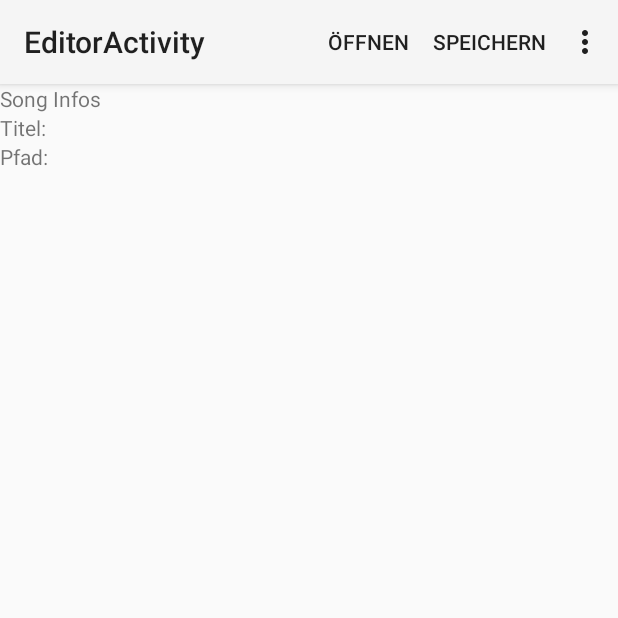
After one commit to ndrnml/DanceBotEditor, an Android app: the EditorActivity screen opened directly, with no data from a screen before it, on a phone screen of 412 x 824 dp, the top half of it. The commit adds this screen. Run offline under Robolectric (Android 15) with nearby library versions, the phone set to English and light mode, and no system bars.

Commit message:
manual cleanup

```diff
--- /dev/null
+++ b/app/src/main/java/ch/ethz/asl/dancebots/danceboteditor/EditorActivity.java
@@ -0,0 +1,111 @@
+package ch.ethz.asl.dancebots.danceboteditor;
+
+import android.app.Activity;
+import android.content.Intent;
+import android.os.Bundle;
+import android.util.Log;
+import android.view.Menu;
+import android.view.MenuItem;
+import android.widget.TextView;
+
+
+public class EditorActivity extends Activity {
+
+    private static final String LOG_TAG = "EDITOR_ACTIVITY";
+
+    private static final int PICK_SONG_REQUEST = 1;
+
+    private MusicFile mMusicFile;
+
+    @Override
+    protected void onCreate(Bundle savedInstanceState) {
+        super.onCreate(savedInstanceState);
+        setContentView(R.layout.activity_editor);
+
+        // TODO: getActionBar().setDisplayHomeAsUpEnabled(true);
+
+        Intent mediaLibraryIntent = new Intent(this, MediaLibraryActivity.class);
+        startActivityForResult(mediaLibraryIntent, PICK_SONG_REQUEST);
+
+        // TODO: initialize media player
+        // TODO: initialize native sound handler
+
+
+    }
+
+    @Override
+    protected void onStart() {
+        super.onStart();
+
+        // TODO: DO all initialization stuff here?
+    }
+
+    @Override
+    protected void onActivityResult(int requestCode, int resultCode, Intent data) {
+
+        // Check which request we're responding to
+        if (requestCode == PICK_SONG_REQUEST) {
+            // Make sure the request was successful
+            if (resultCode == RESULT_OK) {
+
+                String songTitle = data.getStringExtra("TITLE_ARTIST");
+                String songPath = data.getStringExtra("PATH");
+
+                Log.v(LOG_TAG, "title: " + songTitle);
+                Log.v(LOG_TAG, "path: " + songPath);
+
+                // Selected music file
+                mMusicFile = new MusicFile(songTitle, songPath);
+
+                // Update music file information
+                TextView currSong = (TextView) findViewById(R.id.txt_song_title_id);
+                currSong.setText(songTitle);
+                TextView currDir = (TextView) findViewById(R.id.txt_song_path_id);
+                currDir.setText(songPath);
+
+                // TODO: open and decode mp3 file
+
+                // TODO: extract beats
+
+            } else {
+
+                // TODO
+                // resultCode == RESULT_CANCEL
+                Log.v(LOG_TAG, "resultCode != RESULT_OK");
+            }
+        }
+    }
+
+    @Override
+    public boolean onCreateOptionsMenu(Menu menu) {
+        // Inflate the menu; this adds items to the action bar if it is present.
+        getMenuInflater().inflate(R.menu.menu_editor, menu);
+        return true;
+    }
+
+    @Override
+    public boolean onOptionsItemSelected(MenuItem item) {
+        // Handle action bar item clicks here. The action bar will
+        // automatically handle clicks on the Home/Up button, so long
+        // as you specify a parent activity in AndroidManifest.xml.
+        int id = item.getItemId();
+
+        // TODO: Handle all menu actions
+        switch (id) {
+
+            case R.id.editor_action_open:
+
+                Intent mediaLibraryIntent = new Intent(this, MediaLibraryActivity.class);
+                startActivityForResult(mediaLibraryIntent, PICK_SONG_REQUEST);
+                return true;
+
+            case R.id.editor_action_save:
+
+                return true;
+
+            default:
+                return super.onOptionsItemSelected(item);
+        }
+    }
+
+}
--- /dev/null
+++ b/app/src/main/res/layout/activity_editor.xml
@@ -0,0 +1,31 @@
+<LinearLayout xmlns:android="http://schemas.android.com/apk/res/android"
+    xmlns:tools="http://schemas.android.com/tools"
+    android:layout_width="match_parent"
+    android:layout_height="match_parent"
+    android:orientation="vertical"
+    tools:context="ch.ethz.asl.dancebots.danceboteditor.EditorActivity">
+
+    <!-- TODO: Maybe better to make table view -->
+    <TextView
+        android:text="@string/txt_title_song_infos"
+        android:layout_width="wrap_content"
+        android:layout_height="wrap_content" />
+
+    <TextView
+        android:text="@string/txt_song_title"
+        android:layout_width="wrap_content"
+        android:layout_height="wrap_content"
+        android:id="@+id/txt_song_title_id" />
+
+    <TextView
+        android:text="@string/txt_song_path"
+        android:layout_width="wrap_content"
+        android:layout_height="wrap_content"
+        android:id="@+id/txt_song_path_id" />
+
+    <HorizontalScrollView
+        android:layout_width="match_parent"
+        android:layout_height="match_parent"
+        android:id="@+id/horizontalScrollView" />
+
+</LinearLayout>
--- /dev/null
+++ b/app/src/main/res/menu/menu_editor.xml
@@ -0,0 +1,20 @@
+<menu xmlns:android="http://schemas.android.com/apk/res/android"
+    xmlns:tools="http://schemas.android.com/tools"
+    tools:context="ch.ethz.asl.dancebots.danceboteditor.EditorActivity">
+
+    <item
+        android:id="@+id/editor_action_open"
+        android:title="@string/menu_editor_txt_open_music_file"
+        android:showAsAction="ifRoom" />
+
+    <item
+        android:id="@+id/editor_action_save"
+        android:title="@string/menu_editor_txt_save_music_file"
+        android:showAsAction="ifRoom" />
+
+    <item
+        android:id="@+id/action_settings"
+        android:title="@string/action_settings"
+        android:orderInCategory="100"
+        android:showAsAction="never" />
+</menu>
--- a/app/src/main/res/values/strings.xml
+++ b/app/src/main/res/values/strings.xml
@@ -3,4 +3,12 @@
 
     <string name="hello_world">Hello world!</string>
     <string name="action_settings">Settings</string>
+    <string name="btn_txt_open_media_library">Mediathek öffnen</string>
+    <string name="activity_label_media_library">medialibraryactivity</string>
+    <string name="title_activity_editor">EditorActivity</string>
+    <string name="txt_title_song_infos">Song Infos</string>
+    <string name="txt_song_title">Titel:</string>
+    <string name="txt_song_path">Pfad:</string>
+    <string name="menu_editor_txt_open_music_file">Öffnen</string>
+    <string name="menu_editor_txt_save_music_file">Speichern</string>
 </resources>
```
Also changed, not shown: app/src/main/AndroidManifest.xml (+15 -0 lines), app/src/main/java/ch/ethz/asl/dancebots/danceboteditor/MainActivity.java (+42 -0 lines), app/src/main/java/ch/ethz/asl/dancebots/danceboteditor/MediaLibraryActivity.java (added, +98 -0 lines), app/src/main/java/ch/ethz/asl/dancebots/danceboteditor/MusicFile.java (added, +16 -0 lines), app/src/main/java/ch/ethz/asl/dancebots/danceboteditor/SongListAdapter.java (added, +73 -0 lines), app/src/main/res/layout/activity_main.xml (+21 -9 lines), app/src/main/res/layout/activity_media_library.xml (added, +13 -0 lines), app/src/main/res/layout/song_list_details.xml (added, +29 -0 lines), app/src/main/res/drawable/background.png (added), 3 other files.
